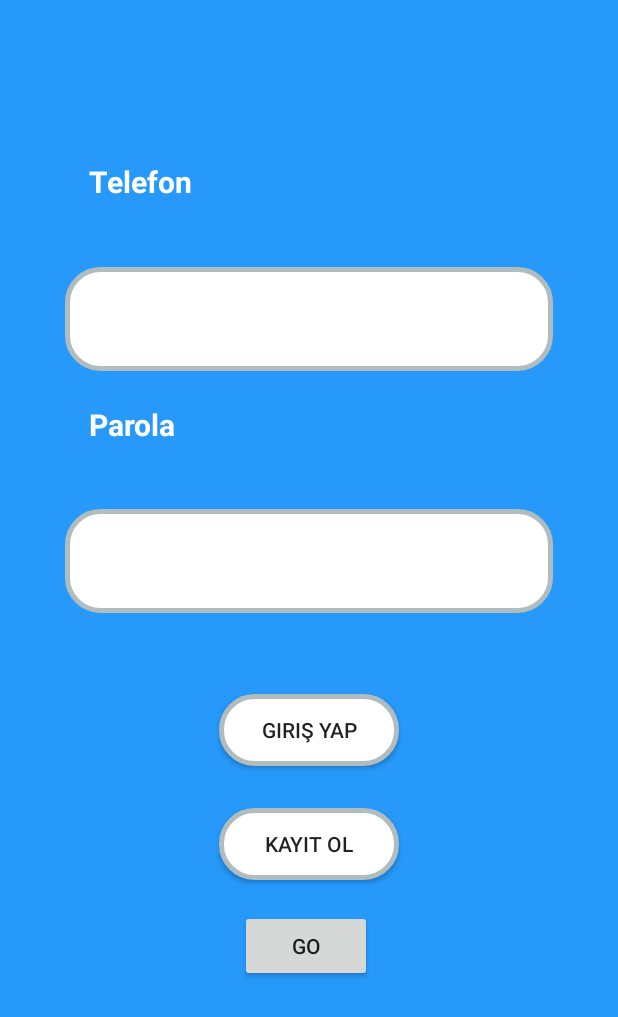
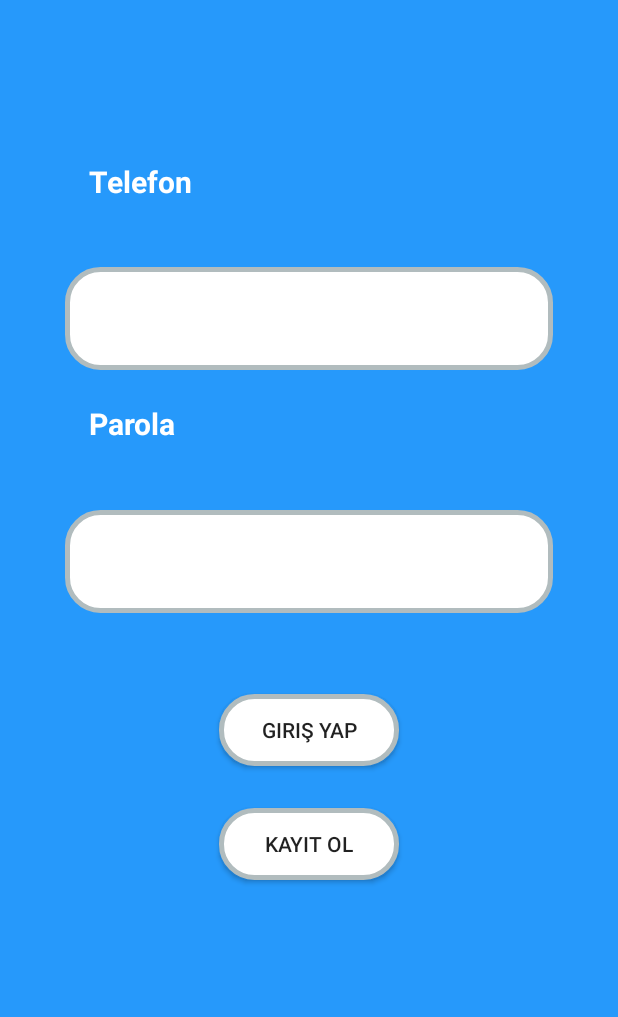
Before and after one commit to onimaskesi/MGT-APP, an Android app: the screen it shows after launch (MainActivity), on a phone screen of 412 x 824 dp. Shown: the top 1017 px of the screen. Run offline under Robolectric (Android 15) with nearby library versions, the phone set to English and light mode, and no system bars; our stand-ins replace Firebase (no records; nobody signed in at launch, a user with empty details on screens opened directly).

```diff
--- a/app/src/main/java/com/onimaskesi/mgtapp/MainActivity.kt
+++ b/app/src/main/java/com/onimaskesi/mgtapp/MainActivity.kt
@@ -77,7 +77,46 @@ class MainActivity : AppCompatActivity() {
         }
 
     }
+    /*
+    override fun onStart() {
+        super.onStart()
+        toast("onStart")
+    }
 
+    override fun onResume() {
+        super.onResume()
+        toast( "onResume")
+    }
+
+    override fun onPause() {
+        super.onPause()
+        toast( "onPause")
+    }
+
+    override fun onStop() {
+        super.onStop()
+        toast( "onStop")
+    }
+
+    override fun onRestart() {
+        super.onRestart()
+        toast( "onRestart")
+    }
+
+    override fun onDestroy() {
+        super.onDestroy()
+        toast( "onDestroy")
+    }
+
+    override fun onSaveInstanceState(outState: Bundle) { //Arka planda olması
+        super.onSaveInstanceState(outState)
+        toast( "onSaveInstanceState")
+    }
+
+    override fun onRestoreInstanceState(savedInstanceState: Bundle?) {
+        super.onRestoreInstanceState(savedInstanceState)
+        toast( "onRestoreInstanceState")
+    }*/
 
 
     private fun toast(msg: String){
@@ -86,12 +125,6 @@ class MainActivity : AppCompatActivity() {
 
     fun kayitOl_click(view: View) {
         val intent = Intent(applicationContext,TelefonKayitActivity ::class.java)
-        startActivity(intent)
-        finish()
-    }
-
-    fun Go_click(view: View){
-        val intent = Intent(applicationContext,AnaSayfaActivity::class.java)
         startActivity(intent)
         finish()
     }
@@ -105,6 +138,7 @@ class MainActivity : AppCompatActivity() {
             val docRef = db.collection("Kullanici").document(PhoneTxt.text.toString())
             docRef.get()
                 .addOnSuccessListener { document ->
+
                     if (document.get("telefon") != null && document.get("parola") != null) {
                         val Telefon = document.get("telefon").toString()
                         val Parola = document.get("parola").toString()
@@ -136,7 +170,7 @@ class MainActivity : AppCompatActivity() {
                 }
 
         }else{
-            toast("Email ve/veya Parola boş bırakılamaz!")
+            toast("Telefon ve/veya Parola boş bırakılamaz!")
         }
 
     }
--- a/app/src/main/java/com/onimaskesi/mgtapp/TelefonKayitActivity.kt
+++ b/app/src/main/java/com/onimaskesi/mgtapp/TelefonKayitActivity.kt
@@ -42,6 +42,7 @@ class TelefonKayitActivity : AppCompatActivity() {
 
 
     fun tamam_click(view : View){
+        if(TelefonTxt.text != null){
             val docRef = db.collection("Kullanici").document(TelefonTxt.text.toString())
             docRef.get().addOnSuccessListener {
                 toast("Bu telefon numarasına kayıtlı bir hesap mevcuttur.")
@@ -55,6 +56,8 @@ class TelefonKayitActivity : AppCompatActivity() {
                 OnayView()
                 verify()
             }
+        }
+
 
     }
 
--- a/app/src/main/res/layout/activity_main.xml
+++ b/app/src/main/res/layout/activity_main.xml
@@ -12,7 +12,7 @@
         android:layout_width="185dp"
         android:layout_height="0dp"
         android:layout_marginStart="16dp"
-        android:layout_marginBottom="1dp"
+        android:layout_marginBottom="2dp"
         android:text="Parola"
         android:textColor="#FFFFFF"
         android:textSize="20sp"
@@ -89,25 +89,13 @@
         android:id="@+id/KayitOl"
         android:layout_width="120dp"
         android:layout_height="wrap_content"
-        android:layout_marginBottom="20dp"
+        android:layout_marginBottom="237dp"
         android:background="@drawable/layout_bg"
         android:onClick="kayitOl_click"
         android:text="Kayıt ol"
-        app:layout_constraintBottom_toTopOf="@+id/go"
+        app:layout_constraintBottom_toBottomOf="parent"
         app:layout_constraintEnd_toEndOf="parent"
         app:layout_constraintStart_toStartOf="parent"
         app:layout_constraintTop_toBottomOf="@+id/Girisbtn" />
 
-    <Button
-        android:id="@+id/go"
-        android:layout_width="wrap_content"
-        android:layout_height="wrap_content"
-        android:layout_marginStart="14dp"
-        android:layout_marginBottom="169dp"
-        android:onClick="Go_click"
-        android:text="Go"
-        app:layout_constraintBottom_toBottomOf="parent"
-        app:layout_constraintStart_toStartOf="@+id/KayitOl"
-        app:layout_constraintTop_toBottomOf="@+id/KayitOl" />
-
 </androidx.constraintlayout.widget.ConstraintLayout>
```
Also changed, not shown: app/src/main/java/com/onimaskesi/mgtapp/AnaSayfaActivity.kt (+39 -4 lines), app/src/main/java/com/onimaskesi/mgtapp/RehberActivity.kt (+35 -2 lines). Lines whose indentation alone changed are shown as unchanged.
